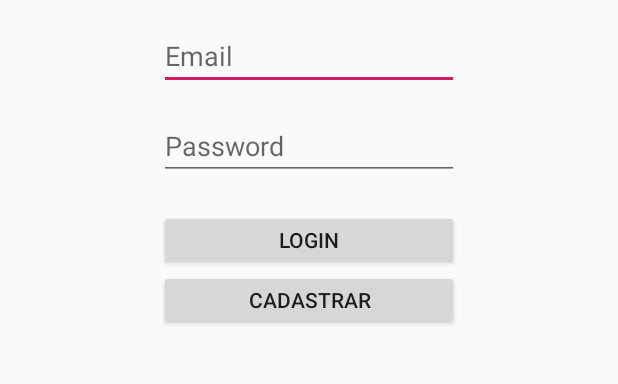
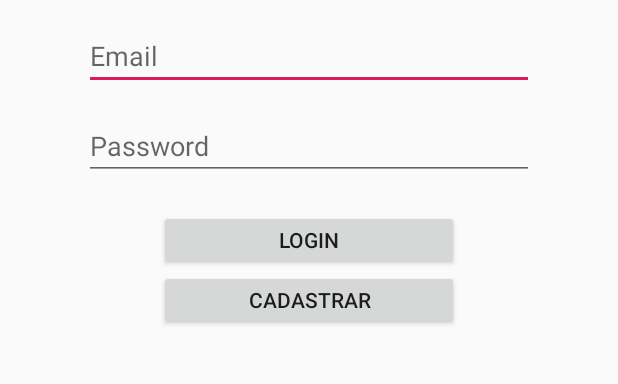
Before and after one commit to Caina-Bonfiglioli/4Read-android, an Android app: the screen it shows after launch (MainActivity), on a phone screen of 412 x 824 dp, the part 399-783 px from its top. Run offline under Robolectric (Android 15) with nearby library versions, the phone set to English and light mode, and no system bars.

Commit message:
alterado o main e adicionado activity register

```diff
--- a/app/src/main/AndroidManifest.xml
+++ b/app/src/main/AndroidManifest.xml
@@ -16,7 +16,8 @@
                 <category android:name="android.intent.category.LAUNCHER" />
             </intent-filter>
         </activity>
-        <activity android:name=".AboutActivity"></activity>
+        <activity android:name=".AboutActivity" />
+        <activity android:name=".RegisterActivity"></activity>
     </application>
 
 </manifest>
--- a/app/src/main/res/layout/activity_main.xml
+++ b/app/src/main/res/layout/activity_main.xml
@@ -17,16 +17,18 @@
     <EditText
         android:id="@+id/edit_email"
         android:hint="@string/edit_email_login"
-        android:layout_width="200dp"
+        android:layout_width="300dp"
         android:layout_height="40dp"
+        android:inputType="textEmailAddress"
         android:layout_gravity="center"
         android:layout_marginTop="20dp"/>
 
     <EditText
         android:id="@+id/edit_password"
         android:hint="@string/edit_password_login"
-        android:layout_width="200dp"
+        android:layout_width="300dp"
         android:layout_height="40dp"
+        android:inputType="textPassword"
         android:layout_gravity="center"
         android:layout_marginTop="20dp"
         android:layout_marginBottom="20dp"/>
```
Also changed, not shown: app/src/main/java/br/com/caina_bonfiglioli/a4read/MainActivity.java (+6 -6 lines).
